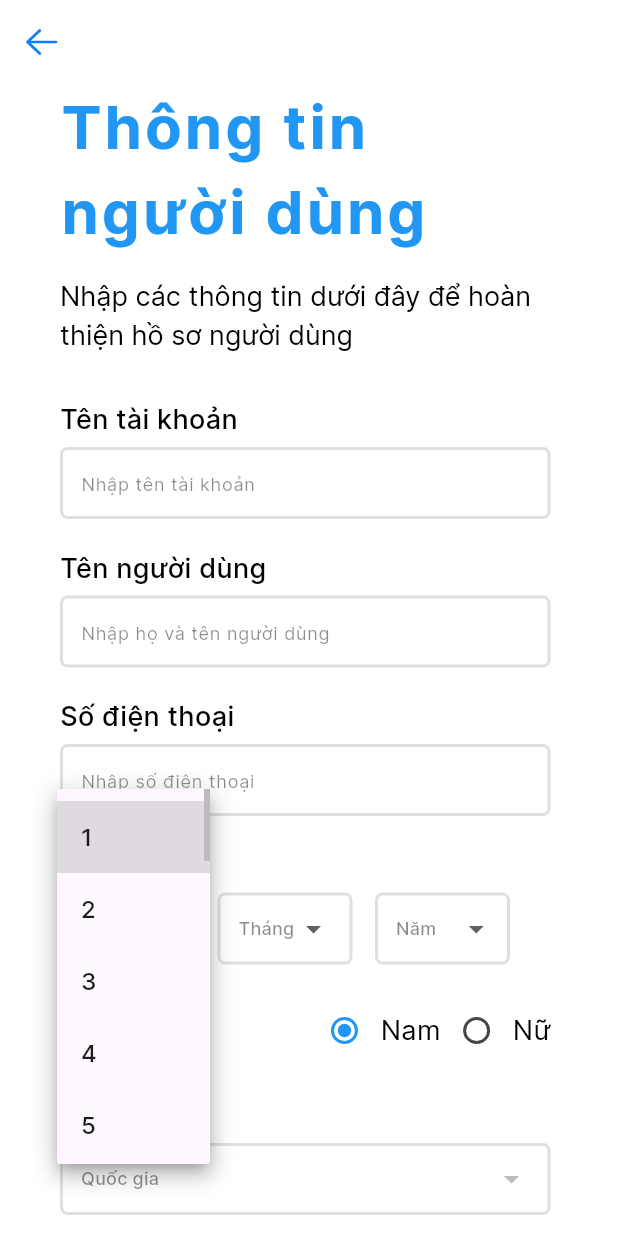
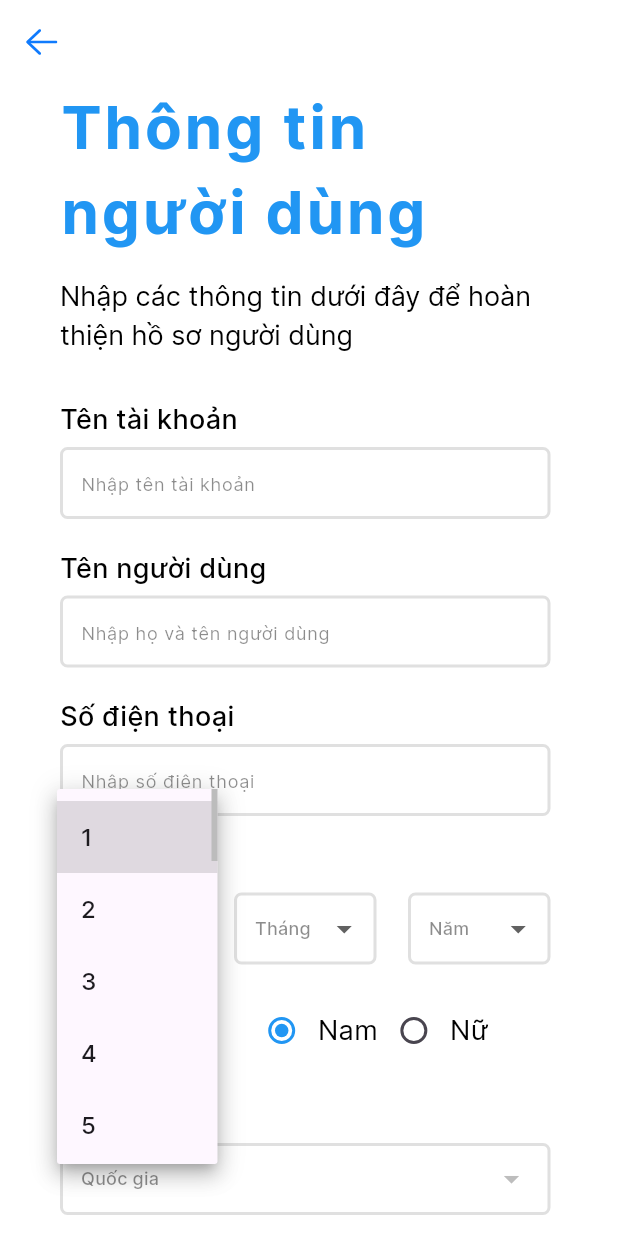
Before and after one commit to DongND310/NT118---Mobile-developer, a Flutter app: the InputInfoScreen screen opened directly, after a tap on "Ngày", on a phone screen of 412 x 824 dp. Run offline on Flutter 3.47's test engine with Material 3 defaults, Android fonts, the light colour scheme and no system bars; our stand-ins replace flutter_svg; network calls fail.

Commit message:
update UI, API nation

```diff
--- a/mobile_project/lib/screen/inputinfo.dart
+++ b/mobile_project/lib/screen/inputinfo.dart
@@ -1,5 +1,9 @@
+import 'dart:convert';
+
 import 'package:flutter_svg/flutter_svg.dart';
 import 'package:flutter/material.dart';
+import 'regisnoti.dart';
+import 'package:http/http.dart' as http;
 
 class InputInfoScreen extends StatefulWidget {
   InputInfoScreen({key, required this.title}) : super(key: key);
@@ -61,7 +65,30 @@ class _InputInfoScreenState extends State<InputInfoScreen> {
   final List<String> yearList =
       List.generate(2015 - 1970, (index) => (2015 - index).toString());
 
-  final List<String> nationList = [];
+  List<String> nationList = [];
+
+  @override
+  void initState() {
+    super.initState();
+    fetchData();
+  }
+
+  Future<void> fetchData() async {
+    final response =
+        await http.get(Uri.parse('https://restcountries.com/v3.1/all'));
+    if (response.statusCode == 200) {
+      final List<dynamic> data = json.decode(response.body);
+      setState(() {
+        nationList = data
+            .map<String>((country) => country['name']['common'] as String)
+            .toList();
+        nationList.sort();
+      });
+    } else {
+      throw Exception('Failed to load countries');
+    }
+  }
+
   final List<String> gender = ["Nam", "Nữ"];
 
   @override
@@ -108,13 +135,12 @@ class _InputInfoScreenState extends State<InputInfoScreen> {
                   letterSpacing: 0,
                 ),
               ),
-
-              // user name, name, phone,...
               Column(
                 crossAxisAlignment: CrossAxisAlignment.start,
                 children: [
                   SizedBox(height: 10),
-                  //input
+
+                  // user name, name, phone,...
                   InputText(label: "Tên tài khoản", hint: "Nhập tên tài khoản"),
                   InputText(
                       label: "Tên người dùng",
@@ -132,26 +158,24 @@ class _InputInfoScreenState extends State<InputInfoScreen> {
                   ),
                   SizedBox(height: 5),
                   Row(
-                    mainAxisAlignment: MainAxisAlignment.start,
+                    mainAxisAlignment: MainAxisAlignment.spaceBetween,
                     children: [
                       InputDropDown(
                         options: dayList,
                         hintText: "Ngày",
-                        width: 90,
+                        width: 95,
                       ),
-                      SizedBox(width: 15),
                       InputDropDown(
-                          options: monthList, hintText: "Tháng", width: 90),
-                      SizedBox(width: 15),
+                          options: monthList, hintText: "Tháng", width: 95),
                       InputDropDown(
-                          options: yearList, hintText: "Năm", width: 90),
+                          options: yearList, hintText: "Năm", width: 95),
                     ],
                   ),
 
                   //gender
                   SizedBox(height: 20),
                   Row(
-                    mainAxisAlignment: MainAxisAlignment.spaceBetween,
+                    mainAxisAlignment: MainAxisAlignment.start,
                     children: [
                       Text(
                         'Giới tính',
@@ -159,6 +183,9 @@ class _InputInfoScreenState extends State<InputInfoScreen> {
                             fontSize: 18,
                             color: Colors.black,
                             fontWeight: FontWeight.w500),
+                      ),
+                      SizedBox(
+                        width: 50,
                       ),
                       RadioButtonList(
                         options: gender,
@@ -178,9 +205,7 @@ class _InputInfoScreenState extends State<InputInfoScreen> {
                   ),
                   SizedBox(height: 5),
                   InputDropDown(
-                      options: nationList,
-                      hintText: "Quốc gia",
-                      width: double.infinity),
+                      options: nationList, hintText: "Quốc gia", width: 400),
 
                   SizedBox(
                     height: 25,
@@ -192,10 +217,10 @@ class _InputInfoScreenState extends State<InputInfoScreen> {
                   // button
                   GestureDetector(
                     onTap: () {
-                      // Navigator.push(
-                      //     context,
-                      //     MaterialPageRoute(
-                      //         builder: (context) => HomeScreen()));
+                      Navigator.push(
+                          context,
+                          MaterialPageRoute(
+                              builder: (context) => RegisterSuccessScreen()));
                     },
                     child: Container(
                       height: 50,
@@ -316,7 +341,13 @@ class _InputDropDownState extends State<InputDropDown> {
             items: widget.options.map((option) {
               return DropdownMenuItem(
                 value: option,
-                child: Text(option),
+                //child: Text(option),
+                child: SizedBox(
+                    width: widget.width! * 0.5,
+                    child: Text(
+                      option,
+                      overflow: TextOverflow.ellipsis,
+                    )),
               );
             }).toList(),
             menuMaxHeight: 250,
```
